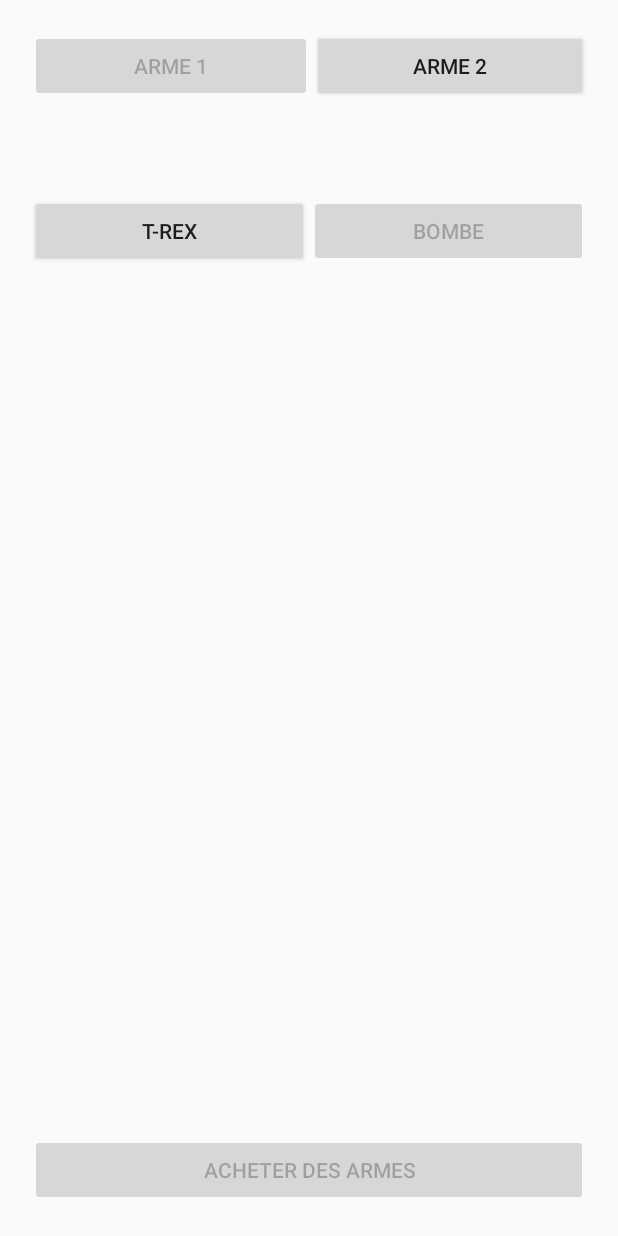
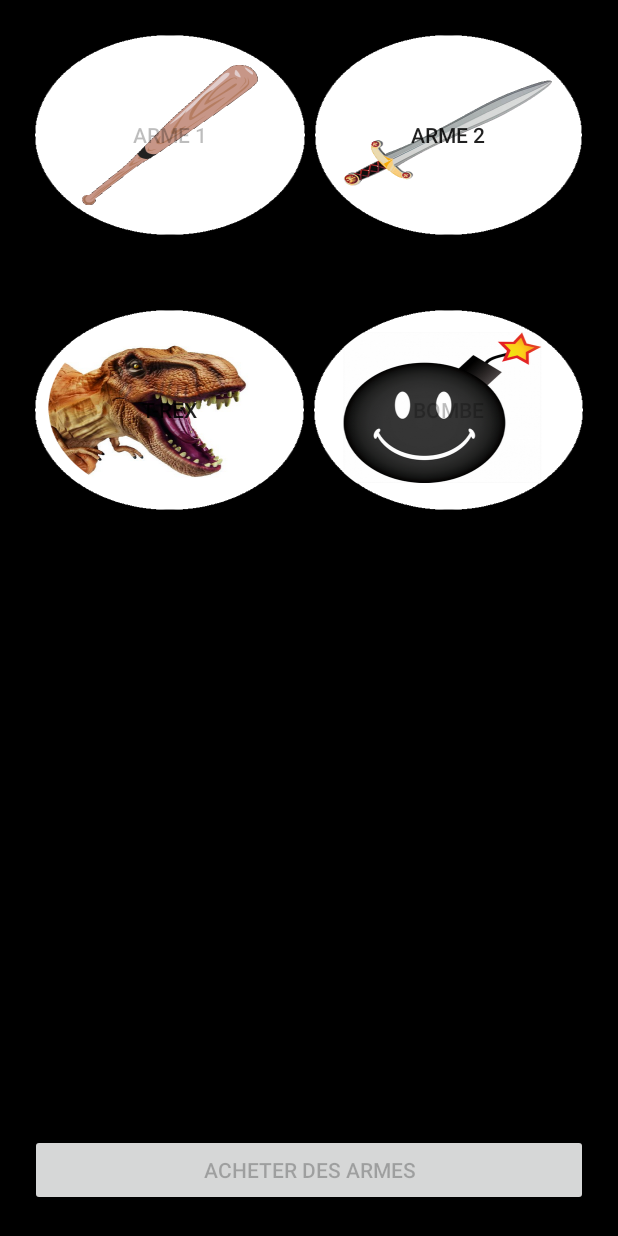
Before and after one commit to ElsaH/TheWalkingSuricate_android, an Android app: the GameActivity screen opened directly, with no data from a screen before it, on a phone screen of 412 x 824 dp. Run offline under Robolectric (Android 15) with nearby library versions, the phone set to English and light mode, and no system bars; 6 statements that could not run were skipped.

Commit message:
add graphics

```diff
--- a/app/src/main/res/layout/game.xml
+++ b/app/src/main/res/layout/game.xml
@@ -6,7 +6,8 @@
     android:layout_width="match_parent"
     android:layout_height="match_parent"
     android:orientation="vertical"
-    android:padding="20dp">
+    android:padding="20dp"
+    android:background="@color/black">
 
     <LinearLayout
         android:orientation="horizontal"
@@ -16,19 +17,23 @@
 
         <Button
             android:text="Arme 1"
-            android:layout_width="wrap_content"
-            android:layout_height="wrap_content"
             android:id="@+id/arme1"
             android:layout_weight="1"
-            android:enabled="false" />
+            android:enabled="false"
+            android:background="@drawable/batte"
+            android:layout_width="200px"
+            android:layout_height="200px"
+            android:layout_margin="5px" />
 
         <Button
             android:text="Arme 2"
-            android:layout_width="wrap_content"
-            android:layout_height="wrap_content"
             android:id="@+id/arme2"
             android:layout_weight="0.95"
-            android:visibility="visible" />
+            android:visibility="visible"
+            android:background="@drawable/epee"
+            android:layout_width="200px"
+            android:layout_height="200px"
+            android:layout_margin="5px" />
     </LinearLayout>
 
     <LinearLayout
@@ -39,18 +44,22 @@
 
         <Button
             android:text="T-REX"
-            android:layout_width="wrap_content"
-            android:layout_height="wrap_content"
+            android:layout_width="200px"
+            android:layout_height="200px"
             android:id="@+id/trex"
-            android:layout_weight="1" />
+            android:layout_weight="1"
+            android:background="@drawable/trex"
+            android:layout_margin="5px" />
 
         <Button
             android:text="Bombe"
-            android:layout_width="wrap_content"
-            android:layout_height="wrap_content"
+            android:layout_width="200px"
+            android:layout_height="200px"
             android:id="@+id/bombe"
             android:layout_weight="1"
-            android:enabled="false" />
+            android:enabled="false"
+            android:background="@drawable/bombe"
+            android:layout_margin="5px" />
 
     </LinearLayout>
 
```
Also changed, not shown: app/src/main/java/helies/elsa/thewalkingsuricate/GameActivity.java (+36 -8 lines), app/src/main/res/drawable/batte.png (added), app/src/main/res/drawable/bombe.png (added), app/src/main/res/drawable/epee.png (added), app/src/main/res/drawable/trex.png (added).
